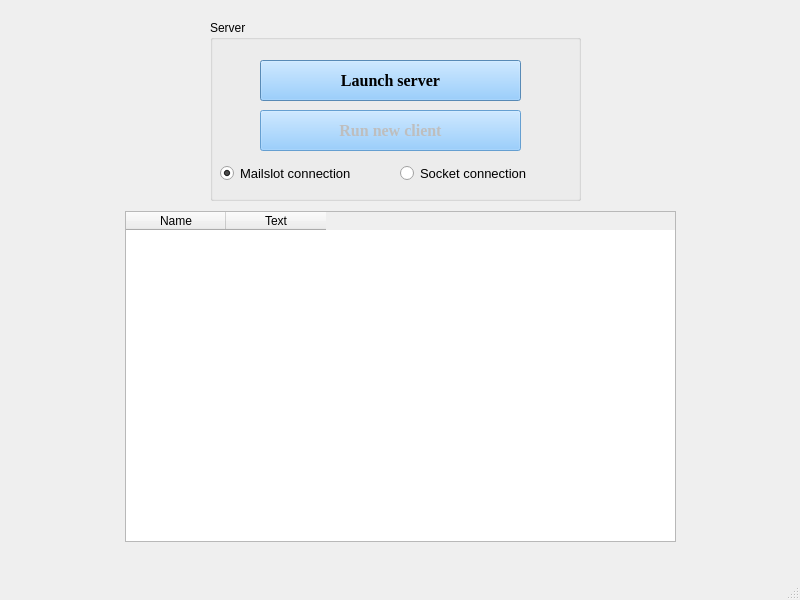
Above: mainwindow.ui from AnastasiiaPetrochenko/9_OS_messenger before the change. Below: the same form after it.
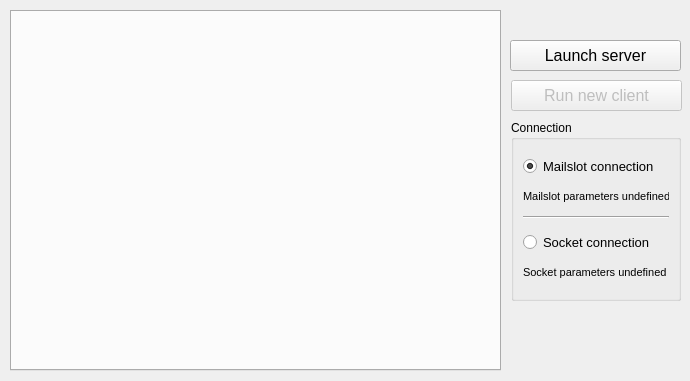
That is the form after the change.

The edit to the form file:
```diff
--- a/mainwindow.ui
+++ b/mainwindow.ui
@@ -6,88 +6,92 @@
    <rect>
     <x>0</x>
     <y>0</y>
-    <width>800</width>
-    <height>600</height>
+    <width>690</width>
+    <height>381</height>
    </rect>
   </property>
   <property name="windowTitle">
    <string>Server</string>
   </property>
   <widget class="QWidget" name="centralwidget">
-   <widget class="QGroupBox" name="groupBox">
-    <property name="geometry">
-     <rect>
-      <x>210</x>
-      <y>20</y>
-      <width>371</width>
-      <height>181</height>
-     </rect>
-    </property>
-    <property name="title">
-     <string>Server</string>
-    </property>
     <widget class="QPushButton" name="launchButton">
      <property name="geometry">
       <rect>
-       <x>50</x>
+      <x>510</x>
        <y>40</y>
-       <width>261</width>
-       <height>41</height>
+      <width>171</width>
+      <height>31</height>
       </rect>
      </property>
      <property name="font">
       <font>
-       <family>Times New Roman</family>
        <pointsize>12</pointsize>
-       <italic>false</italic>
-       <bold>true</bold>
-      </font>
-     </property>
-     <property name="styleSheet">
-      <string notr="true">font: 700 12pt &quot;Times New Roman&quot;;
-background-color: rgb(123, 193, 255);</string>
-     </property>
+     </font>
+    </property>
      <property name="text">
       <string>Launch server</string>
      </property>
     </widget>
+   <widget class="QTabWidget" name="tabWidget">
+    <property name="geometry">
+     <rect>
+      <x>10</x>
+      <y>10</y>
+      <width>491</width>
+      <height>361</height>
+     </rect>
+    </property>
+    <property name="font">
+     <font>
+      <pointsize>8</pointsize>
+     </font>
+    </property>
+    <property name="tabPosition">
+     <enum>QTabWidget::North</enum>
+    </property>
+    <property name="tabShape">
+     <enum>QTabWidget::Rounded</enum>
+    </property>
+    <property name="currentIndex">
+     <number>-1</number>
+    </property>
+   </widget>
     <widget class="QPushButton" name="runClientButton">
      <property name="enabled">
       <bool>false</bool>
      </property>
      <property name="geometry">
       <rect>
-       <x>50</x>
-       <y>90</y>
-       <width>261</width>
-       <height>41</height>
+      <x>511</x>
+      <y>80</y>
+      <width>171</width>
+      <height>31</height>
       </rect>
      </property>
      <property name="font">
       <font>
-       <family>Times New Roman</family>
        <pointsize>12</pointsize>
-       <italic>false</italic>
-       <bold>true</bold>
-      </font>
-     </property>
-     <property name="styleSheet">
-      <string notr="true">font: 700 12pt &quot;Times New Roman&quot;;
-background-color: rgb(123, 193, 255);</string>
-     </property>
+     </font>
+    </property>
      <property name="text">
       <string>Run new client</string>
      </property>
     </widget>
+   <widget class="QGroupBox" name="groupBox">
+    <property name="geometry">
+     <rect>
+      <x>511</x>
+      <y>120</y>
+      <width>170</width>
+      <height>181</height>
+     </rect>
+    </property>
+    <property name="title">
+     <string>Connection</string>
+    </property>
+    <layout class="QVBoxLayout" name="verticalLayout_2">
+     <item>
     <widget class="QRadioButton" name="mailslotRadioButton">
-     <property name="geometry">
-      <rect>
-       <x>10</x>
-       <y>140</y>
-       <width>181</width>
-       <height>26</height>
-      </rect>
-     </property>
      <property name="sizePolicy">
       <sizepolicy hsizetype="Minimum" vsizetype="Maximum">
        <horstretch>0</horstretch>
@@ -106,15 +110,34 @@
       <bool>true</bool>
      </property>
     </widget>
+     </item>
+     <item>
+      <widget class="QLabel" name="mailslotLabel">
+       <property name="sizePolicy">
+        <sizepolicy hsizetype="Preferred" vsizetype="Maximum">
+         <horstretch>0</horstretch>
+         <verstretch>0</verstretch>
+        </sizepolicy>
+       </property>
+       <property name="font">
+        <font>
+         <pointsize>8</pointsize>
+        </font>
+       </property>
+       <property name="text">
+        <string>Mailslot parameters undefined</string>
+       </property>
+      </widget>
+     </item>
+     <item>
+      <widget class="Line" name="line">
+       <property name="orientation">
+        <enum>Qt::Horizontal</enum>
+       </property>
+      </widget>
+     </item>
+     <item>
     <widget class="QRadioButton" name="socketRadioButton">
-     <property name="geometry">
-      <rect>
-       <x>190</x>
-       <y>140</y>
-       <width>171</width>
-       <height>26</height>
-      </rect>
-     </property>
      <property name="sizePolicy">
       <sizepolicy hsizetype="Minimum" vsizetype="Maximum">
        <horstretch>0</horstretch>
@@ -130,42 +153,28 @@
       <string>Socket connection</string>
      </property>
     </widget>
-   </widget>
-   <widget class="QTableWidget" name="tableWidget">
-    <property name="geometry">
-     <rect>
-      <x>125</x>
-      <y>211</y>
-      <width>551</width>
-      <height>331</height>
-     </rect>
-    </property>
-    <property name="columnCount">
-     <number>2</number>
-    </property>
-    <column>
+     </item>
+     <item>
+      <widget class="QLabel" name="socketLabel">
+       <property name="sizePolicy">
+        <sizepolicy hsizetype="Preferred" vsizetype="Maximum">
+         <horstretch>0</horstretch>
+         <verstretch>0</verstretch>
+        </sizepolicy>
+       </property>
+       <property name="font">
+        <font>
+         <pointsize>8</pointsize>
+        </font>
+       </property>
      <property name="text">
-      <string>Name</string>
-     </property>
-    </column>
-    <column>
-     <property name="text">
-      <string>Text</string>
-     </property>
-    </column>
-   </widget>
-  </widget>
-  <widget class="QMenuBar" name="menubar">
-   <property name="geometry">
-    <rect>
-     <x>0</x>
-     <y>0</y>
-     <width>800</width>
-     <height>22</height>
-    </rect>
-   </property>
+        <string>Socket parameters undefined</string>
+       </property>
+      </widget>
+     </item>
+    </layout>
+   </widget>
   </widget>
-  <widget class="QStatusBar" name="statusbar"/>
  </widget>
  <resources/>
  <connections/>
```
Left out of the diff: 2 changed lines with no effect on the pictures. Lines whose indentation alone changed are shown as unchanged.
